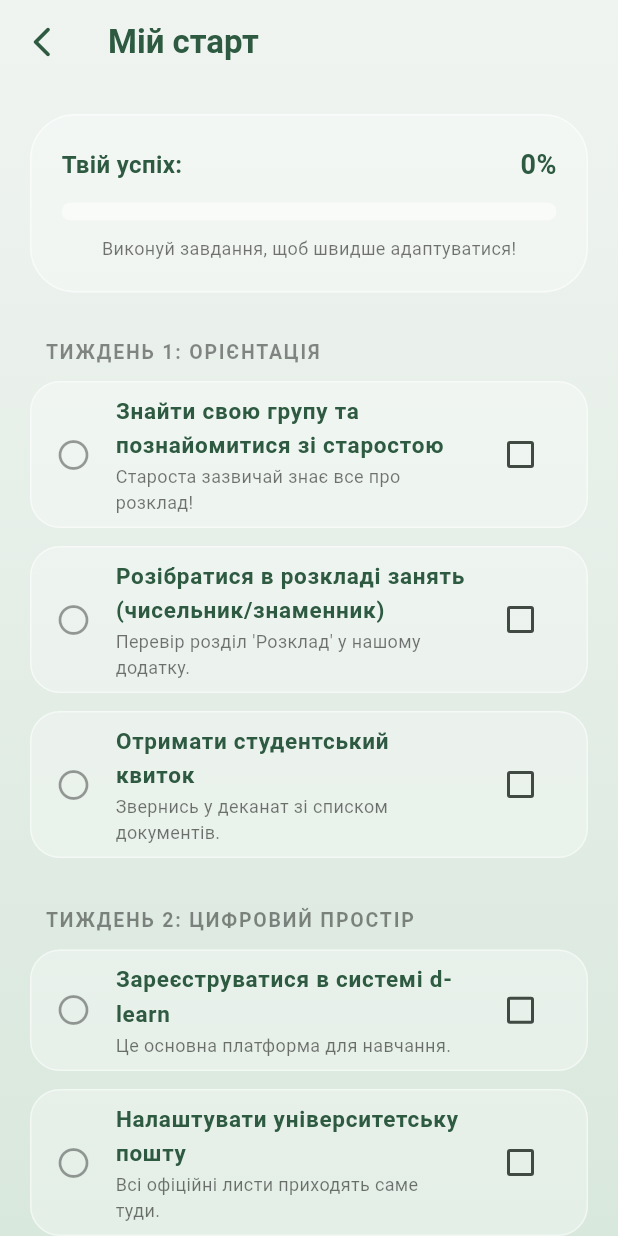
After one commit to viktoriiayakivchuk/uni_helper, a Flutter app: the AdaptationPlanPage screen opened directly, on a phone screen of 412 x 824 dp. The commit adds this screen. Run offline on Flutter 3.47's test engine with Material 3 defaults, Android fonts, the phone set to English and light mode, and no system bars; our stand-ins replace cloud_firestore, firebase_auth, firebase_core, google_sign_in, shared_preferences; accounts and stored records are empty; generated files the repository leaves out were written again.

Commit message:
feat: complete adaptation plan module with UI styling and storage logic

```diff
--- /dev/null
+++ b/assets/data/adaptation_tasks.json
@@ -0,0 +1,19 @@
+{
+  "categories": [
+    {
+      "title": "Тиждень 1: Орієнтація",
+      "tasks": [
+        {"id": "t1_1", "text": "Знайти свою групу та познайомитися зі старостою", "hint": "Староста зазвичай знає все про розклад!"},
+        {"id": "t1_2", "text": "Розібратися в розкладі занять (чисельник/знаменник)", "hint": "Перевір розділ 'Розклад' у нашому додатку."},
+        {"id": "t1_3", "text": "Отримати студентський квиток", "hint": "Звернись у деканат зі списком документів."}
+      ]
+    },
+    {
+      "title": "Тиждень 2: Цифровий простір",
+      "tasks": [
+        {"id": "t2_1", "text": "Зареєструватися в системі d-learn", "hint": "Це основна платформа для навчання."},
+        {"id": "t2_2", "text": "Налаштувати університетську пошту", "hint": "Всі офіційні листи приходять саме туди."}
+      ]
+    }
+  ]
+}
--- /dev/null
+++ b/lib/features/adaptation/domain/adaptation_model.dart
@@ -0,0 +1,27 @@
+class AdaptationTask {
+  final String id;
+  final String text;
+  final String hint;
+  bool isCompleted;
+
+  AdaptationTask(
+      {required this.id,
+      required this.text,
+      required this.hint,
+      this.isCompleted = false});
+
+  factory AdaptationTask.fromJson(Map<String, dynamic> json) {
+    return AdaptationTask(
+      id: json['id'],
+      text: json['text'],
+      hint: json['hint'],
+    );
+  }
+}
+
+class AdaptationCategory {
+  final String title;
+  final List<AdaptationTask> tasks;
+
+  AdaptationCategory({required this.title, required this.tasks});
+}
--- /dev/null
+++ b/lib/features/adaptation/presentation/pages/adaptation_plan_page.dart
@@ -0,0 +1,246 @@
+import 'dart:ui';
+import 'package:flutter/material.dart';
+import '../../data/adaptation_service.dart';
+import '../../domain/adaptation_model.dart';
+
+class AdaptationPlanPage extends StatefulWidget {
+  const AdaptationPlanPage({super.key});
+
+  @override
+  State<AdaptationPlanPage> createState() => _AdaptationPlanPageState();
+}
+
+class _AdaptationPlanPageState extends State<AdaptationPlanPage> {
+  final AdaptationService _service = AdaptationService();
+  List<AdaptationCategory> _categories = [];
+  double _progress = 0.0;
+  bool _isLoading = true;
+
+  @override
+  void initState() {
+    super.initState();
+    _loadData();
+  }
+
+  Future<void> _loadData() async {
+    final data = await _service.loadAdaptationPlan();
+    setState(() {
+      _categories = data;
+      _calculateProgress();
+      _isLoading = false;
+    });
+  }
+
+  void _calculateProgress() {
+    int total = 0;
+    int completed = 0;
+    for (var cat in _categories) {
+      total += cat.tasks.length;
+      completed += cat.tasks.where((t) => t.isCompleted).length;
+    }
+    setState(() {
+      _progress = total > 0 ? completed / total : 0.0;
+    });
+  }
+
+  void _toggleTask(AdaptationTask task, bool? value) async {
+    final newValue = value ?? false;
+    await _service.updateTaskStatus(task.id, newValue);
+    setState(() {
+      task.isCompleted = newValue;
+      _calculateProgress();
+    });
+
+    if (_progress == 1.0) {
+      _showCompletionDialog();
+    }
+  }
+
+  void _showCompletionDialog() {
+    showDialog(
+      context: context,
+      builder: (context) => AlertDialog(
+        shape: RoundedRectangleBorder(borderRadius: BorderRadius.circular(20)),
+        title: const Text("Вітаємо! 🎉",
+            style: TextStyle(color: Color(0xFF2D5A40))),
+        content: const Text(
+            "Ти успішно пройшов усі етапи адаптації. Успіхів у навчанні!"),
+        actions: [
+          TextButton(
+            onPressed: () => Navigator.pop(context),
+            child: const Text("ДЯКУЮ",
+                style: TextStyle(
+                    color: Color(0xFF2D5A40), fontWeight: FontWeight.bold)),
+          )
+        ],
+      ),
+    );
+  }
+
+  @override
+  Widget build(BuildContext context) {
+    return Scaffold(
+      extendBodyBehindAppBar: true,
+      appBar: AppBar(
+        backgroundColor: Colors.transparent,
+        elevation: 0,
+        title: const Text("Мій старт",
+            style: TextStyle(
+                color: Color(0xFF2D5A40), fontWeight: FontWeight.bold)),
+        leading: IconButton(
+          icon: const Icon(Icons.arrow_back_ios_new_rounded,
+              color: Color(0xFF2D5A40)),
+          onPressed: () => Navigator.pop(context),
+        ),
+      ),
+      body: Stack(
+        children: [
+          // Фоновий градієнт як на MainScreen
+          Container(
+            decoration: const BoxDecoration(
+              gradient: LinearGradient(
+                begin: Alignment.topCenter,
+                end: Alignment.bottomCenter,
+                colors: [Color(0xFFF0F4F1), Color(0xFFD9E8DD)],
+              ),
+            ),
+          ),
+          _isLoading
+              ? const Center(
+                  child: CircularProgressIndicator(color: Color(0xFF2D5A40)))
+              : SafeArea(
+                  child: Column(
+                    children: [
+                      _buildProgressCard(), // Картка з прогресом
+                      Expanded(
+                        child: ListView.builder(
+                          padding: const EdgeInsets.fromLTRB(20, 0, 20, 100),
+                          itemCount: _categories.length,
+                          itemBuilder: (context, index) {
+                            return _buildCategorySection(_categories[index]);
+                          },
+                        ),
+                      ),
+                    ],
+                  ),
+                ),
+        ],
+      ),
+    );
+  }
+
+  // Картка прогресу (Header)
+  Widget _buildProgressCard() {
+    return Container(
+      margin: const EdgeInsets.all(20),
+      padding: const EdgeInsets.all(20),
+      decoration: BoxDecoration(
+        color: Colors.white.withOpacity(0.3),
+        borderRadius: BorderRadius.circular(30),
+        border: Border.all(color: Colors.white.withOpacity(0.5)),
+      ),
+      child: Column(
+        children: [
+          Row(
+            mainAxisAlignment: MainAxisAlignment.spaceBetween,
+            children: [
+              const Text("Твій успіх:",
+                  style: TextStyle(
+                      fontSize: 16,
+                      fontWeight: FontWeight.w600,
+                      color: Color(0xFF2D5A40))),
+              Text("${(_progress * 100).toInt()}%",
+                  style: const TextStyle(
+                      fontSize: 18,
+                      fontWeight: FontWeight.bold,
+                      color: Color(0xFF2D5A40))),
+            ],
+          ),
+          const SizedBox(height: 12),
+          ClipRRect(
+            borderRadius: BorderRadius.circular(10),
+            child: LinearProgressIndicator(
+              value: _progress,
+              minHeight: 12,
+              backgroundColor: Colors.white.withOpacity(0.5),
+              color: const Color(0xFF2D5A40),
+            ),
+          ),
+          const SizedBox(height: 10),
+          const Text(
+            "Виконуй завдання, щоб швидше адаптуватися!",
+            style: TextStyle(fontSize: 12, color: Colors.black54),
+          ),
+        ],
+      ),
+    );
+  }
+
+  // Секція категорії завдань
+  Widget _buildCategorySection(AdaptationCategory category) {
+    return Column(
+      crossAxisAlignment: CrossAxisAlignment.start,
+      children: [
+        Padding(
+          padding: const EdgeInsets.symmetric(vertical: 10, horizontal: 10),
+          child: Text(
+            category.title.toUpperCase(),
+            style: const TextStyle(
+                fontSize: 13,
+                fontWeight: FontWeight.bold,
+                color: Colors.black45,
+                letterSpacing: 1.2),
+          ),
+        ),
+        ...category.tasks.map((task) => _buildTaskItem(task)).toList(),
+        const SizedBox(height: 10),
+      ],
+    );
+  }
+
+  // Окремий елемент завдання (Task Item)
+  Widget _buildTaskItem(AdaptationTask task) {
+    return AnimatedContainer(
+      duration: const Duration(milliseconds: 300),
+      margin: const EdgeInsets.only(bottom: 12),
+      decoration: BoxDecoration(
+        color: task.isCompleted
+            ? Colors.white.withOpacity(0.6)
+            : Colors.white.withOpacity(0.3),
+        borderRadius: BorderRadius.circular(20),
+        border: Border.all(
+            color: task.isCompleted
+                ? const Color(0xFF2D5A40).withOpacity(0.3)
+                : Colors.white.withOpacity(0.5)),
+      ),
+      child: CheckboxListTile(
+        activeColor: const Color(0xFF2D5A40),
+        checkColor: Colors.white,
+        shape: RoundedRectangleBorder(borderRadius: BorderRadius.circular(20)),
+        value: task.isCompleted,
+        onChanged: (val) => _toggleTask(task, val),
+        title: Text(
+          task.text,
+          style: TextStyle(
+            fontSize: 15,
+            fontWeight: FontWeight.w600,
+            color: task.isCompleted ? Colors.black45 : const Color(0xFF2D5A40),
+            decoration: task.isCompleted ? TextDecoration.lineThrough : null,
+          ),
+        ),
+        subtitle: Text(
+          task.hint,
+          style: TextStyle(
+              fontSize: 12,
+              color: task.isCompleted ? Colors.black26 : Colors.black54),
+        ),
+        secondary: Icon(
+          task.isCompleted
+              ? Icons.check_circle_rounded
+              : Icons.radio_button_unchecked_rounded,
+          color: task.isCompleted ? const Color(0xFF2D5A40) : Colors.black38,
+        ),
+      ),
+    );
+  }
+}
```
Also changed, not shown: lib/features/adaptation/data/adaptation_service.dart (added, +36 -0 lines), lib/features/navigation/presentation/pages/main_screen.dart (+133 -45 lines), pubspec.yaml (+6 -5 lines), pubspec.lock, 1 other file.
